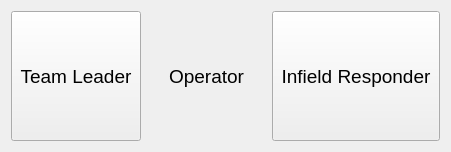
The window that ui/user.ui (argenortega/AUI) describes before a commit, drawn with Qt 5.
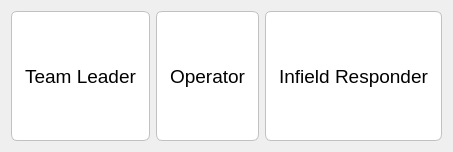
The same window after the commit. Icons and pictures are not drawn.

```diff
--- a/ui/user.ui
+++ b/ui/user.ui
@@ -30,6 +30,32 @@
        <pointsize>14</pointsize>
       </font>
      </property>
+     <property name="styleSheet">
+      <string notr="true">QToolButton{	
+	background-color: rgb(255, 255, 255);
+    border-style: outset;
+    border-width: 1px;
+    border-radius: 6px;
+	border-color: rgb(193, 193, 193);
+	border-style: solid;
+	padding: 6px;
+	
+}
+QToolButton:pressed {	
+    border-style: solid;
+	border-width: 1px;
+    border-radius: 6px;
+	background-color: rgb(48, 131, 251);
+	color: rgb(255, 255, 255);
+}
+
+QToolButton:hover{
+	border-color: rgb(164, 205, 255);
+    border-radius: 6px;
+	border-width: 3px;
+	border-style: solid;
+}</string>
+     </property>
      <property name="text">
       <string>Team Leader</string>
      </property>
@@ -61,6 +87,32 @@
        <pointsize>14</pointsize>
       </font>
      </property>
+     <property name="styleSheet">
+      <string notr="true">QToolButton{	
+	background-color: rgb(255, 255, 255);
+    border-style: outset;
+    border-width: 1px;
+    border-radius: 6px;
+	border-color: rgb(193, 193, 193);
+	border-style: solid;
+	padding: 6px;
+	
+}
+QToolButton:pressed {	
+    border-style: solid;
+	border-width: 1px;
+    border-radius: 6px;
+	background-color: rgb(48, 131, 251);
+	color: rgb(255, 255, 255);
+}
+
+QToolButton:hover{
+	border-color: rgb(164, 205, 255);
+    border-radius: 6px;
+	border-width: 3px;
+	border-style: solid;
+}</string>
+     </property>
      <property name="text">
       <string>Operator</string>
      </property>
@@ -104,6 +156,32 @@
        <pointsize>14</pointsize>
       </font>
      </property>
+     <property name="styleSheet">
+      <string notr="true">QToolButton{	
+	background-color: rgb(255, 255, 255);
+    border-style: outset;
+    border-width: 1px;
+    border-radius: 6px;
+	border-color: rgb(193, 193, 193);
+	border-style: solid;
+	padding: 6px;
+	
+}
+QToolButton:pressed {	
+    border-style: solid;
+	border-width: 1px;
+    border-radius: 6px;
+	background-color: rgb(48, 131, 251);
+	color: rgb(255, 255, 255);
+}
+
+QToolButton:hover{
+	border-color: rgb(164, 205, 255);
+    border-radius: 6px;
+	border-width: 3px;
+	border-style: solid;
+}</string>
+     </property>
      <property name="text">
       <string>Infield Responder</string>
      </property>
```
Left out of the diff: 10 changed lines with no effect on the pictures.
